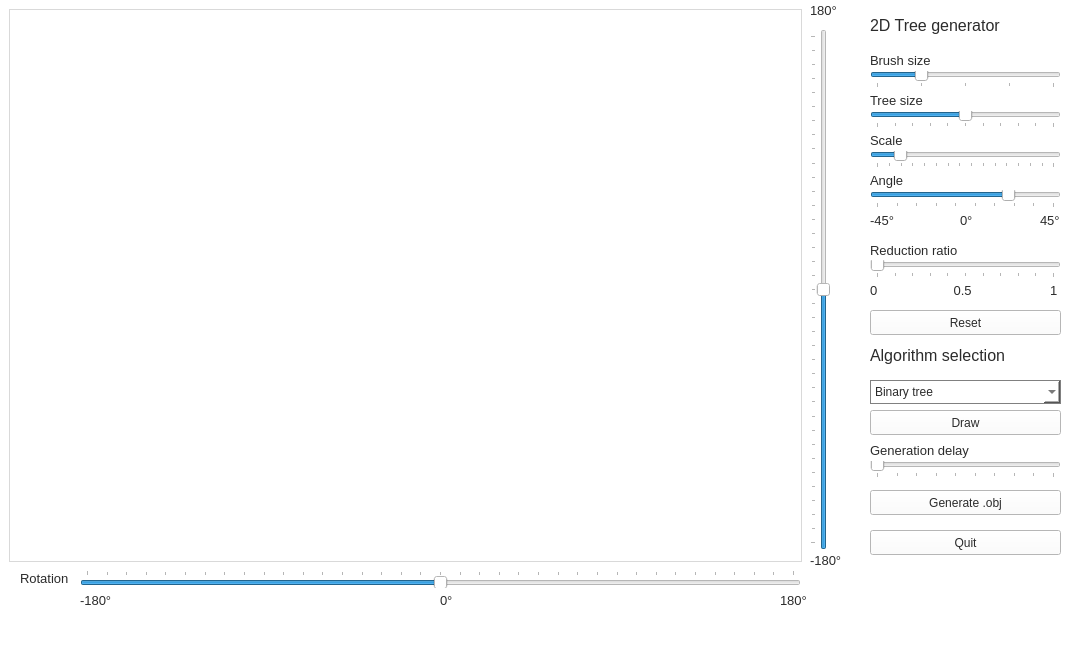
Above: mainwindow.ui from Maxlo24/Projet_Majeure_Arbre_3D before the change. Below: the same form after it.
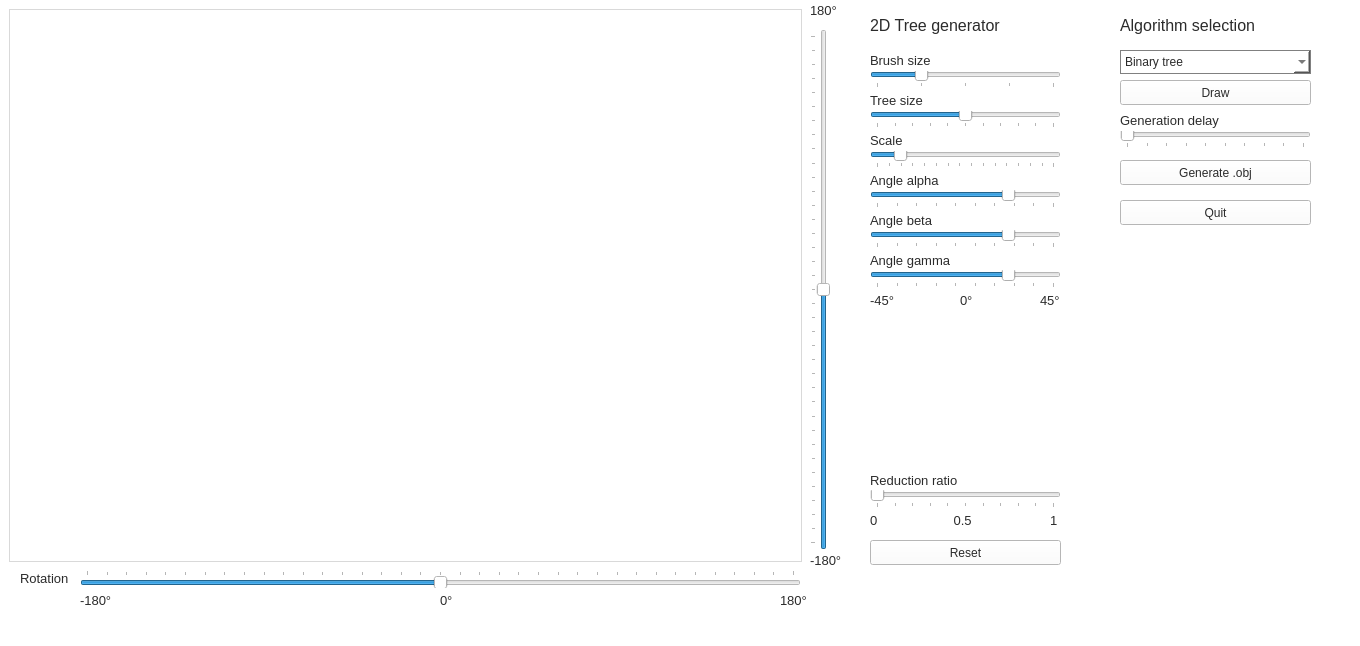
That is the form after the change.

```diff
--- a/mainwindow.ui
+++ b/mainwindow.ui
@@ -6,7 +6,7 @@
    <rect>
     <x>0</x>
     <y>0</y>
-    <width>1092</width>
+    <width>1360</width>
     <height>646</height>
    </rect>
   </property>
@@ -24,8 +24,8 @@
    <widget class="QPushButton" name="quitButton">
     <property name="geometry">
      <rect>
-      <x>870</x>
-      <y>530</y>
+      <x>1120</x>
+      <y>200</y>
       <width>191</width>
       <height>25</height>
      </rect>
@@ -53,8 +53,8 @@
    <widget class="QLabel" name="Partie_Algo">
     <property name="geometry">
      <rect>
-      <x>870</x>
-      <y>340</y>
+      <x>1120</x>
+      <y>10</y>
       <width>181</width>
       <height>31</height>
      </rect>
@@ -71,8 +71,8 @@
    <widget class="QPushButton" name="searchButton">
     <property name="geometry">
      <rect>
-      <x>870</x>
-      <y>410</y>
+      <x>1120</x>
+      <y>80</y>
       <width>191</width>
       <height>25</height>
      </rect>
@@ -92,8 +92,8 @@
    <widget class="QComboBox" name="Algo_select">
     <property name="geometry">
      <rect>
-      <x>870</x>
-      <y>380</y>
+      <x>1120</x>
+      <y>50</y>
       <width>191</width>
       <height>24</height>
      </rect>
@@ -186,8 +186,8 @@
     </property>
     <property name="geometry">
      <rect>
-      <x>870</x>
-      <y>460</y>
+      <x>1120</x>
+      <y>130</y>
       <width>191</width>
       <height>18</height>
      </rect>
@@ -214,8 +214,8 @@
     </property>
     <property name="geometry">
      <rect>
-      <x>870</x>
-      <y>440</y>
+      <x>1120</x>
+      <y>110</y>
       <width>121</width>
       <height>21</height>
      </rect>
@@ -279,7 +279,7 @@
     <property name="geometry">
      <rect>
       <x>870</x>
-      <y>310</y>
+      <y>540</y>
       <width>191</width>
       <height>25</height>
      </rect>
@@ -458,68 +458,14 @@
      </font>
     </property>
     <property name="text">
-     <string>Angle</string>
-    </property>
-   </widget>
-   <widget class="QLabel" name="taillePinceauLabel_5">
-    <property name="geometry">
-     <rect>
-      <x>870</x>
-      <y>210</y>
-      <width>31</width>
-      <height>21</height>
-     </rect>
-    </property>
-    <property name="font">
-     <font>
-      <pointsize>10</pointsize>
-     </font>
-    </property>
-    <property name="text">
-     <string>-45°</string>
-    </property>
-   </widget>
-   <widget class="QLabel" name="taillePinceauLabel_6">
-    <property name="geometry">
-     <rect>
-      <x>1040</x>
-      <y>210</y>
-      <width>31</width>
-      <height>21</height>
-     </rect>
-    </property>
-    <property name="font">
-     <font>
-      <pointsize>10</pointsize>
-     </font>
-    </property>
-    <property name="text">
-     <string>45°</string>
-    </property>
-   </widget>
-   <widget class="QLabel" name="taillePinceauLabel_7">
-    <property name="geometry">
-     <rect>
-      <x>960</x>
-      <y>210</y>
-      <width>21</width>
-      <height>21</height>
-     </rect>
-    </property>
-    <property name="font">
-     <font>
-      <pointsize>10</pointsize>
-     </font>
-    </property>
-    <property name="text">
-     <string>0°</string>
+     <string>Angle alpha</string>
     </property>
    </widget>
    <widget class="QLabel" name="taillePinceauLabel_9">
     <property name="geometry">
      <rect>
       <x>1050</x>
-      <y>280</y>
+      <y>510</y>
       <width>21</width>
       <height>21</height>
      </rect>
@@ -537,7 +483,7 @@
     <property name="geometry">
      <rect>
       <x>870</x>
-      <y>240</y>
+      <y>470</y>
       <width>121</width>
       <height>21</height>
      </rect>
@@ -555,7 +501,7 @@
     <property name="geometry">
      <rect>
       <x>870</x>
-      <y>260</y>
+      <y>490</y>
       <width>191</width>
       <height>18</height>
      </rect>
@@ -598,7 +544,7 @@
     <property name="geometry">
      <rect>
       <x>870</x>
-      <y>280</y>
+      <y>510</y>
       <width>31</width>
       <height>21</height>
      </rect>
@@ -616,7 +562,7 @@
     <property name="geometry">
      <rect>
       <x>950</x>
-      <y>280</y>
+      <y>510</y>
       <width>31</width>
       <height>21</height>
      </rect>
@@ -794,8 +740,8 @@
    <widget class="QPushButton" name="generateButton">
     <property name="geometry">
      <rect>
-      <x>870</x>
-      <y>490</y>
+      <x>1120</x>
+      <y>160</y>
       <width>191</width>
       <height>25</height>
      </rect>
@@ -812,6 +758,170 @@
      <bool>false</bool>
     </property>
    </widget>
+   <widget class="QLabel" name="taillePinceauLabel_20">
+    <property name="geometry">
+     <rect>
+      <x>870</x>
+      <y>210</y>
+      <width>121</width>
+      <height>21</height>
+     </rect>
+    </property>
+    <property name="font">
+     <font>
+      <pointsize>10</pointsize>
+     </font>
+    </property>
+    <property name="text">
+     <string>Angle beta</string>
+    </property>
+   </widget>
+   <widget class="QSlider" name="beta_Slider">
+    <property name="geometry">
+     <rect>
+      <x>870</x>
+      <y>230</y>
+      <width>191</width>
+      <height>18</height>
+     </rect>
+    </property>
+    <property name="font">
+     <font>
+      <strikeout>false</strikeout>
+      <kerning>false</kerning>
+     </font>
+    </property>
+    <property name="minimum">
+     <number>-45</number>
+    </property>
+    <property name="maximum">
+     <number>45</number>
+    </property>
+    <property name="value">
+     <number>22</number>
+    </property>
+    <property name="tracking">
+     <bool>true</bool>
+    </property>
+    <property name="orientation">
+     <enum>Qt::Horizontal</enum>
+    </property>
+    <property name="tickPosition">
+     <enum>QSlider::TicksBelow</enum>
+    </property>
+    <property name="tickInterval">
+     <number>10</number>
+    </property>
+   </widget>
+   <widget class="QLabel" name="taillePinceauLabel_22">
+    <property name="geometry">
+     <rect>
+      <x>1040</x>
+      <y>290</y>
+      <width>31</width>
+      <height>21</height>
+     </rect>
+    </property>
+    <property name="font">
+     <font>
+      <pointsize>10</pointsize>
+     </font>
+    </property>
+    <property name="text">
+     <string>45°</string>
+    </property>
+   </widget>
+   <widget class="QLabel" name="taillePinceauLabel_23">
+    <property name="geometry">
+     <rect>
+      <x>870</x>
+      <y>290</y>
+      <width>31</width>
+      <height>21</height>
+     </rect>
+    </property>
+    <property name="font">
+     <font>
+      <pointsize>10</pointsize>
+     </font>
+    </property>
+    <property name="text">
+     <string>-45°</string>
+    </property>
+   </widget>
+   <widget class="QLabel" name="taillePinceauLabel_24">
+    <property name="geometry">
+     <rect>
+      <x>870</x>
+      <y>250</y>
+      <width>121</width>
+      <height>21</height>
+     </rect>
+    </property>
+    <property name="font">
+     <font>
+      <pointsize>10</pointsize>
+     </font>
+    </property>
+    <property name="text">
+     <string>Angle gamma</string>
+    </property>
+   </widget>
+   <widget class="QSlider" name="gamma_Slider">
+    <property name="geometry">
+     <rect>
+      <x>870</x>
+      <y>270</y>
+      <width>191</width>
+      <height>18</height>
+     </rect>
+    </property>
+    <property name="font">
+     <font>
+      <strikeout>false</strikeout>
+      <kerning>false</kerning>
+     </font>
+    </property>
+    <property name="minimum">
+     <number>-45</number>
+    </property>
+    <property name="maximum">
+     <number>45</number>
+    </property>
+    <property name="value">
+     <number>22</number>
+    </property>
+    <property name="tracking">
+     <bool>true</bool>
+    </property>
+    <property name="orientation">
+     <enum>Qt::Horizontal</enum>
+    </property>
+    <property name="tickPosition">
+     <enum>QSlider::TicksBelow</enum>
+    </property>
+    <property name="tickInterval">
+     <number>10</number>
+    </property>
+   </widget>
+   <widget class="QLabel" name="taillePinceauLabel_25">
+    <property name="geometry">
+     <rect>
+      <x>960</x>
+      <y>290</y>
+      <width>21</width>
+      <height>21</height>
+     </rect>
+    </property>
+    <property name="font">
+     <font>
+      <pointsize>10</pointsize>
+     </font>
+    </property>
+    <property name="text">
+     <string>0°</string>
+    </property>
+   </widget>
    <zorder>verticalFrame_2</zorder>
    <zorder>quitButton</zorder>
    <zorder>verticalLayoutWidget</zorder>
```
Left out of the diff: 16 changed lines with no effect on the pictures.
